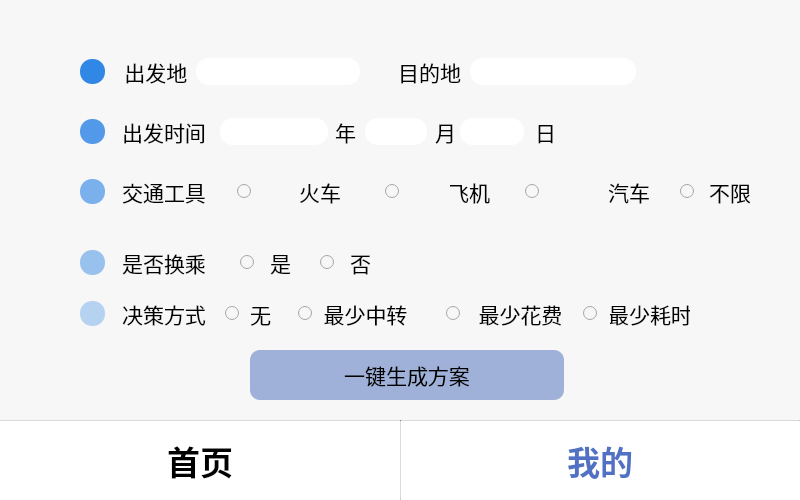
luaming/Traffic-consultation-system, file Traffic-consultation-system/UserMainPage.ui: the form before one commit.
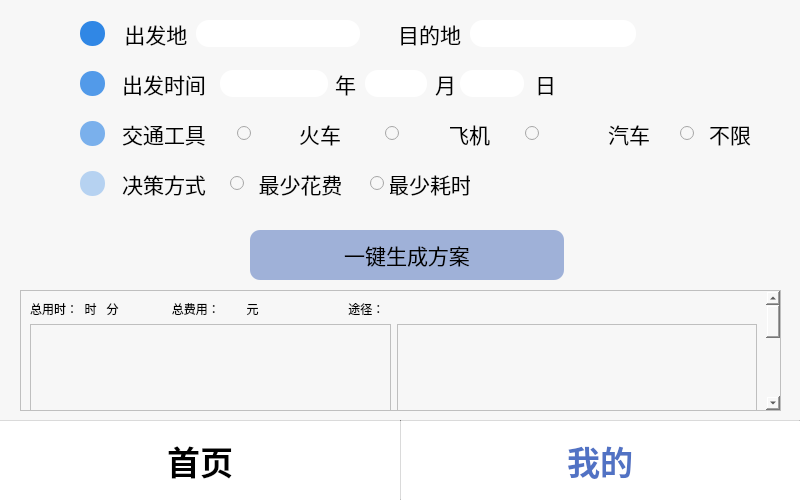
The form after the commit. Icons and pictures are not drawn.

The edit to the form file:
```diff
--- a/Traffic-consultation-system/UserMainPage.ui
+++ b/Traffic-consultation-system/UserMainPage.ui
@@ -48,7 +48,7 @@
      <property name="geometry">
       <rect>
        <x>0</x>
-       <y>58</y>
+       <y>20</y>
        <width>800</width>
        <height>27</height>
       </rect>
@@ -221,7 +221,7 @@
      <property name="geometry">
       <rect>
        <x>0</x>
-       <y>118</y>
+       <y>70</y>
        <width>800</width>
        <height>27</height>
       </rect>
@@ -463,212 +463,11 @@
       </property>
      </widget>
     </widget>
-    <widget class="QFrame" name="frame_4">
-     <property name="geometry">
-      <rect>
-       <x>0</x>
-       <y>249</y>
-       <width>800</width>
-       <height>27</height>
-      </rect>
-     </property>
-     <property name="minimumSize">
-      <size>
-       <width>800</width>
-       <height>27</height>
-      </size>
-     </property>
-     <property name="styleSheet">
-      <string notr="true">background-color:rgb(247,247,247);border:none</string>
-     </property>
-     <property name="frameShape">
-      <enum>QFrame::StyledPanel</enum>
-     </property>
-     <property name="frameShadow">
-      <enum>QFrame::Raised</enum>
-     </property>
-     <widget class="QLabel" name="label_6">
-      <property name="geometry">
-       <rect>
-        <x>80</x>
-        <y>1</y>
-        <width>25</width>
-        <height>25</height>
-       </rect>
-      </property>
-      <property name="minimumSize">
-       <size>
-        <width>25</width>
-        <height>25</height>
-       </size>
-      </property>
-      <property name="styleSheet">
-       <string notr="true">*{
- border-radius: 12px; border: none; background: rgb(152,193,237);
-}</string>
-      </property>
-      <property name="text">
-       <string/>
-      </property>
-     </widget>
-     <widget class="QLabel" name="label_13">
-      <property name="geometry">
-       <rect>
-        <x>110</x>
-        <y>0</y>
-        <width>108</width>
-        <height>27</height>
-       </rect>
-      </property>
-      <property name="minimumSize">
-       <size>
-        <width>108</width>
-        <height>27</height>
-       </size>
-      </property>
-      <property name="font">
-       <font>
-        <family>微软雅黑</family>
-        <pointsize>16</pointsize>
-       </font>
-      </property>
-      <property name="text">
-       <string>是否换乘</string>
-      </property>
-      <property name="alignment">
-       <set>Qt::AlignCenter</set>
-      </property>
-     </widget>
-     <widget class="QRadioButton" name="radioButton_7">
-      <property name="geometry">
-       <rect>
-        <x>240</x>
-        <y>0</y>
-        <width>16</width>
-        <height>27</height>
-       </rect>
-      </property>
-      <property name="minimumSize">
-       <size>
-        <width>15</width>
-        <height>27</height>
-       </size>
-      </property>
-      <property name="cursor">
-       <cursorShape>PointingHandCursor</cursorShape>
-      </property>
-      <property name="styleSheet">
-       <string notr="true"/>
-      </property>
-      <property name="text">
-       <string/>
-      </property>
-      <property name="iconSize">
-       <size>
-        <width>18</width>
-        <height>18</height>
-       </size>
-      </property>
-      <property name="checked">
-       <bool>false</bool>
-      </property>
-     </widget>
-     <widget class="QLabel" name="label_21">
-      <property name="geometry">
-       <rect>
-        <x>270</x>
-        <y>0</y>
-        <width>35</width>
-        <height>27</height>
-       </rect>
-      </property>
-      <property name="minimumSize">
-       <size>
-        <width>35</width>
-        <height>27</height>
-       </size>
-      </property>
-      <property name="font">
-       <font>
-        <family>微软雅黑</family>
-        <pointsize>16</pointsize>
-       </font>
-      </property>
-      <property name="text">
-       <string>是</string>
-      </property>
-      <property name="alignment">
-       <set>Qt::AlignLeading|Qt::AlignLeft|Qt::AlignVCenter</set>
-      </property>
-     </widget>
-     <widget class="QRadioButton" name="radioButton_8">
-      <property name="geometry">
-       <rect>
-        <x>320</x>
-        <y>0</y>
-        <width>16</width>
-        <height>27</height>
-       </rect>
-      </property>
-      <property name="minimumSize">
-       <size>
-        <width>15</width>
-        <height>27</height>
-       </size>
-      </property>
-      <property name="cursor">
-       <cursorShape>PointingHandCursor</cursorShape>
-      </property>
-      <property name="styleSheet">
-       <string notr="true"/>
-      </property>
-      <property name="text">
-       <string/>
-      </property>
-      <property name="iconSize">
-       <size>
-        <width>18</width>
-        <height>18</height>
-       </size>
-      </property>
-      <property name="checked">
-       <bool>false</bool>
-      </property>
-     </widget>
-     <widget class="QLabel" name="label_22">
-      <property name="geometry">
-       <rect>
-        <x>350</x>
-        <y>0</y>
-        <width>35</width>
-        <height>27</height>
-       </rect>
-      </property>
-      <property name="minimumSize">
-       <size>
-        <width>35</width>
-        <height>27</height>
-       </size>
-      </property>
-      <property name="font">
-       <font>
-        <family>微软雅黑</family>
-        <pointsize>16</pointsize>
-       </font>
-      </property>
-      <property name="text">
-       <string>否</string>
-      </property>
-      <property name="alignment">
-       <set>Qt::AlignLeading|Qt::AlignLeft|Qt::AlignVCenter</set>
-      </property>
-     </widget>
-    </widget>
     <widget class="QFrame" name="frame_5">
      <property name="geometry">
       <rect>
        <x>0</x>
-       <y>300</y>
+       <y>170</y>
        <width>800</width>
        <height>27</height>
       </rect>
@@ -740,78 +539,10 @@
        <set>Qt::AlignCenter</set>
       </property>
      </widget>
-     <widget class="QRadioButton" name="radioButton_9">
-      <property name="geometry">
-       <rect>
-        <x>225</x>
-        <y>0</y>
-        <width>16</width>
-        <height>27</height>
-       </rect>
-      </property>
-      <property name="minimumSize">
-       <size>
-        <width>15</width>
-        <height>27</height>
-       </size>
-      </property>
-      <property name="cursor">
-       <cursorShape>PointingHandCursor</cursorShape>
-      </property>
-      <property name="styleSheet">
-       <string notr="true"/>
-      </property>
-      <property name="text">
-       <string/>
-      </property>
-      <property name="iconSize">
-       <size>
-        <width>18</width>
-        <height>18</height>
-       </size>
-      </property>
-      <property name="checked">
-       <bool>false</bool>
-      </property>
-     </widget>
-     <widget class="QRadioButton" name="radioButton_10">
-      <property name="geometry">
-       <rect>
-        <x>298</x>
-        <y>0</y>
-        <width>16</width>
-        <height>27</height>
-       </rect>
-      </property>
-      <property name="minimumSize">
-       <size>
-        <width>15</width>
-        <height>27</height>
-       </size>
-      </property>
-      <property name="cursor">
-       <cursorShape>PointingHandCursor</cursorShape>
-      </property>
-      <property name="styleSheet">
-       <string notr="true"/>
-      </property>
-      <property name="text">
-       <string/>
-      </property>
-      <property name="iconSize">
-       <size>
-        <width>18</width>
-        <height>18</height>
-       </size>
-      </property>
-      <property name="checked">
-       <bool>false</bool>
-      </property>
-     </widget>
      <widget class="QRadioButton" name="radioButton_11">
       <property name="geometry">
        <rect>
-        <x>446</x>
+        <x>230</x>
         <y>0</y>
         <width>16</width>
         <height>27</height>
@@ -845,7 +576,7 @@
      <widget class="QRadioButton" name="radioButton_12">
       <property name="geometry">
        <rect>
-        <x>583</x>
+        <x>370</x>
         <y>0</y>
         <width>16</width>
         <height>27</height>
@@ -876,66 +607,10 @@
        <bool>false</bool>
       </property>
      </widget>
-     <widget class="QLabel" name="label_24">
-      <property name="geometry">
-       <rect>
-        <x>250</x>
-        <y>0</y>
-        <width>35</width>
-        <height>27</height>
-       </rect>
-      </property>
-      <property name="minimumSize">
-       <size>
-        <width>35</width>
-        <height>27</height>
-       </size>
-      </property>
-      <property name="font">
-       <font>
-        <family>微软雅黑</family>
-        <pointsize>16</pointsize>
-       </font>
-      </property>
-      <property name="text">
-       <string>无</string>
-      </property>
-      <property name="alignment">
-       <set>Qt::AlignLeading|Qt::AlignLeft|Qt::AlignVCenter</set>
-      </property>
-     </widget>
-     <widget class="QLabel" name="label_25">
-      <property name="geometry">
-       <rect>
-        <x>320</x>
-        <y>0</y>
-        <width>91</width>
-        <height>27</height>
-       </rect>
-      </property>
-      <property name="minimumSize">
-       <size>
-        <width>80</width>
-        <height>27</height>
-       </size>
-      </property>
-      <property name="font">
-       <font>
-        <family>微软雅黑</family>
-        <pointsize>16</pointsize>
-       </font>
-      </property>
-      <property name="text">
-       <string>最少中转</string>
-      </property>
-      <property name="alignment">
-       <set>Qt::AlignCenter</set>
-      </property>
-     </widget>
      <widget class="QLabel" name="label_26">
       <property name="geometry">
        <rect>
-        <x>470</x>
+        <x>250</x>
         <y>0</y>
         <width>101</width>
         <height>27</height>
@@ -963,7 +638,7 @@
      <widget class="QLabel" name="label_27">
       <property name="geometry">
        <rect>
-        <x>610</x>
+        <x>390</x>
         <y>0</y>
         <width>80</width>
         <height>27</height>
@@ -993,7 +668,7 @@
      <property name="geometry">
       <rect>
        <x>0</x>
-       <y>350</y>
+       <y>230</y>
        <width>800</width>
        <height>50</height>
       </rect>
@@ -1068,7 +743,7 @@
      <property name="geometry">
       <rect>
        <x>0</x>
-       <y>178</y>
+       <y>120</y>
        <width>800</width>
        <height>27</height>
       </rect>
@@ -1515,6 +1190,170 @@
       </property>
      </widget>
     </widget>
+    <widget class="QScrollArea" name="scrollArea">
+     <property name="geometry">
+      <rect>
+       <x>20</x>
+       <y>290</y>
+       <width>761</width>
+       <height>121</height>
+      </rect>
+     </property>
+     <property name="widgetResizable">
+      <bool>true</bool>
+     </property>
+     <widget class="QWidget" name="scrollAreaWidgetContents">
+      <property name="geometry">
+       <rect>
+        <x>0</x>
+        <y>0</y>
+        <width>749</width>
+        <height>309</height>
+       </rect>
+      </property>
+      <layout class="QGridLayout" name="gridLayout">
+       <item row="1" column="0">
+        <widget class="QFrame" name="frame_4">
+         <property name="sizePolicy">
+          <sizepolicy hsizetype="Preferred" vsizetype="Preferred">
+           <horstretch>0</horstretch>
+           <verstretch>0</verstretch>
+          </sizepolicy>
+         </property>
+         <property name="minimumSize">
+          <size>
+           <width>351</width>
+           <height>91</height>
+          </size>
+         </property>
+         <property name="frameShape">
+          <enum>QFrame::StyledPanel</enum>
+         </property>
+         <property name="frameShadow">
+          <enum>QFrame::Raised</enum>
+         </property>
+        </widget>
+       </item>
+       <item row="3" column="1">
+        <widget class="QFrame" name="frame_8">
+         <property name="sizePolicy">
+          <sizepolicy hsizetype="Preferred" vsizetype="Preferred">
+           <horstretch>0</horstretch>
+           <verstretch>0</verstretch>
+          </sizepolicy>
+         </property>
+         <property name="minimumSize">
+          <size>
+           <width>351</width>
+           <height>91</height>
+          </size>
+         </property>
+         <property name="frameShape">
+          <enum>QFrame::StyledPanel</enum>
+         </property>
+         <property name="frameShadow">
+          <enum>QFrame::Raised</enum>
+         </property>
+        </widget>
+       </item>
+       <item row="0" column="0" colspan="2">
+        <widget class="QLabel" name="label_6">
+         <property name="text">
+          <string>总用时：  时   分                总费用：        元                           途径：</string>
+         </property>
+        </widget>
+       </item>
+       <item row="1" column="1">
+        <widget class="QFrame" name="frame_7">
+         <property name="sizePolicy">
+          <sizepolicy hsizetype="Preferred" vsizetype="Preferred">
+           <horstretch>0</horstretch>
+           <verstretch>0</verstretch>
+          </sizepolicy>
+         </property>
+         <property name="minimumSize">
+          <size>
+           <width>351</width>
+           <height>91</height>
+          </size>
+         </property>
+         <property name="frameShape">
+          <enum>QFrame::StyledPanel</enum>
+         </property>
+         <property name="frameShadow">
+          <enum>QFrame::Raised</enum>
+         </property>
+        </widget>
+       </item>
+       <item row="2" column="1">
+        <widget class="QFrame" name="frame_9">
+         <property name="sizePolicy">
+          <sizepolicy hsizetype="Preferred" vsizetype="Preferred">
+           <horstretch>0</horstretch>
+           <verstretch>0</verstretch>
+          </sizepolicy>
+         </property>
+         <property name="minimumSize">
+          <size>
+           <width>351</width>
+           <height>91</height>
+          </size>
+         </property>
+         <property name="frameShape">
+          <enum>QFrame::StyledPanel</enum>
+         </property>
+         <property name="frameShadow">
+          <enum>QFrame::Raised</enum>
+         </property>
+        </widget>
+       </item>
+       <item row="3" column="0">
+        <widget class="QFrame" name="frame_10">
+         <property name="sizePolicy">
+          <sizepolicy hsizetype="Preferred" vsizetype="Preferred">
+           <horstretch>0</horstretch>
+           <verstretch>0</verstretch>
+          </sizepolicy>
+         </property>
+         <property name="minimumSize">
+          <size>
+           <width>351</width>
+           <height>91</height>
+          </size>
+         </property>
+         <property name="frameShape">
+          <enum>QFrame::StyledPanel</enum>
+         </property>
+         <property name="frameShadow">
+          <enum>QFrame::Raised</enum>
+         </property>
+        </widget>
+       </item>
+       <item row="2" column="0">
+        <widget class="QFrame" name="frame_11">
+         <property name="sizePolicy">
+          <sizepolicy hsizetype="Preferred" vsizetype="Preferred">
+           <horstretch>0</horstretch>
+           <verstretch>0</verstretch>
+          </sizepolicy>
+         </property>
+         <property name="minimumSize">
+          <size>
+           <width>351</width>
+           <height>91</height>
+          </size>
+         </property>
+         <property name="frameShape">
+          <enum>QFrame::StyledPanel</enum>
+         </property>
+         <property name="frameShadow">
+          <enum>QFrame::Raised</enum>
+         </property>
+        </widget>
+       </item>
+      </layout>
+     </widget>
+    </widget>
    </widget>
    <widget class="QWidget" name="bottom" native="true">
     <property name="enabled">
```
